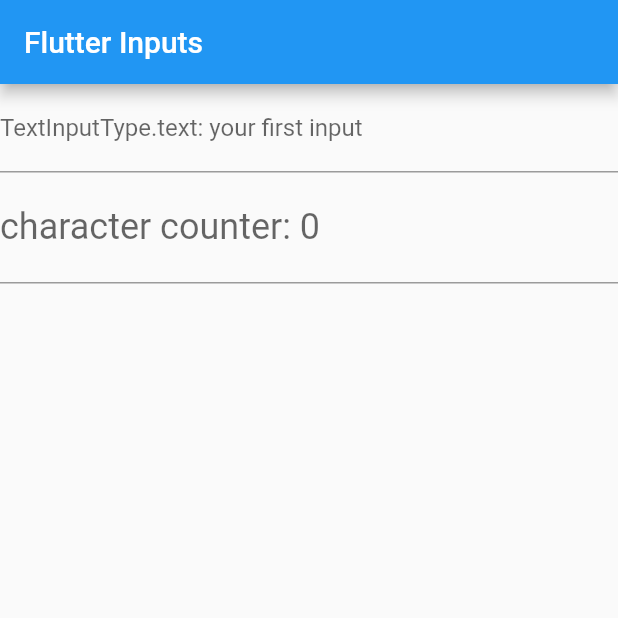
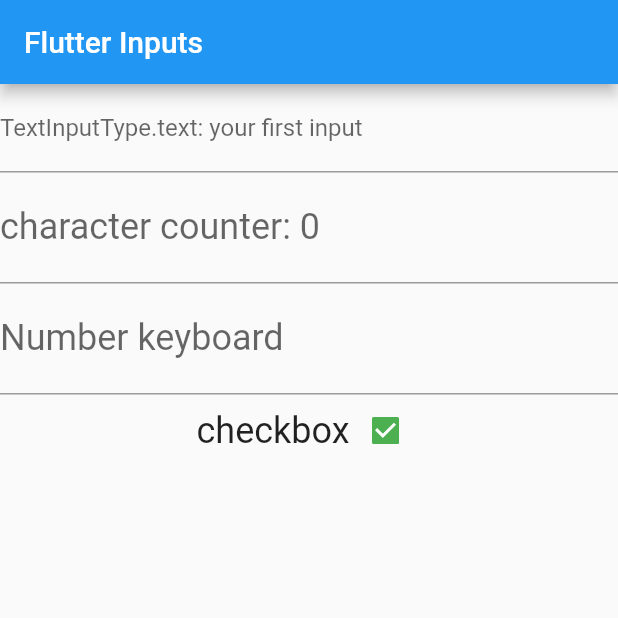
Before and after one commit to JoaoRodriguesRD/flutter-simple-applications, a Flutter app: the screen it shows after launch, on a phone screen of 412 x 824 dp, the top half of it. Run offline on Flutter 3.47's test engine with Material 2 defaults, Android fonts, the phone set to English and light mode, and no system bars.

Commit message:
Created checkBox logic

```diff
--- a/app_inputs/lib/main.dart
+++ b/app_inputs/lib/main.dart
@@ -29,6 +29,7 @@ class MyHomePage extends StatefulWidget {
 class _MyHomePageState extends State<MyHomePage> {
   int _counter = 0;
   String _userInputs = "your first input";
+  bool _isChecked = true;
 
   void _stringCounter(String userInput) {
     setState(() {
@@ -54,13 +55,15 @@ class _MyHomePageState extends State<MyHomePage> {
           children: <Widget>[
             myTextFieldSubmit(),
             myTextFieldCharacterCounter(),
+            myTextFieldNumber(),
+            myCheckbox(),
           ],
         ),
       ),
     );
   }
 
-  TextField myTextFieldSubmit() {
+  Widget myTextFieldSubmit() {
     return TextField(
       keyboardType: TextInputType.text,
       decoration: InputDecoration(
@@ -73,7 +76,7 @@ class _MyHomePageState extends State<MyHomePage> {
     );
   }
 
-  TextField myTextFieldCharacterCounter() {
+  Widget myTextFieldCharacterCounter() {
     return TextField(
       keyboardType: TextInputType.text,
       style: Theme.of(context).textTheme.headline5,
@@ -84,4 +87,35 @@ class _MyHomePageState extends State<MyHomePage> {
       },
     );
   }
+
+  Widget myTextFieldNumber() {
+    return TextField(
+      keyboardType: TextInputType.number,
+      style: Theme.of(context).textTheme.headline5,
+      decoration: const InputDecoration(labelText: 'Number keyboard'),
+    );
+  }
+
+  Widget myCheckbox() {
+    return Row(
+      mainAxisAlignment: MainAxisAlignment.center,
+      children: [
+        Text(
+          "checkbox",
+          style: Theme.of(context).textTheme.headline5,
+        ),
+        Checkbox(
+          value: _isChecked,
+          activeColor: Colors.green,
+          onChanged: (bool? isChecked) {
+            setState(() {
+              _isChecked = !_isChecked;
+            });
+          },
+        ),
+      ],
+    );
+  }
+
+
 }
```
